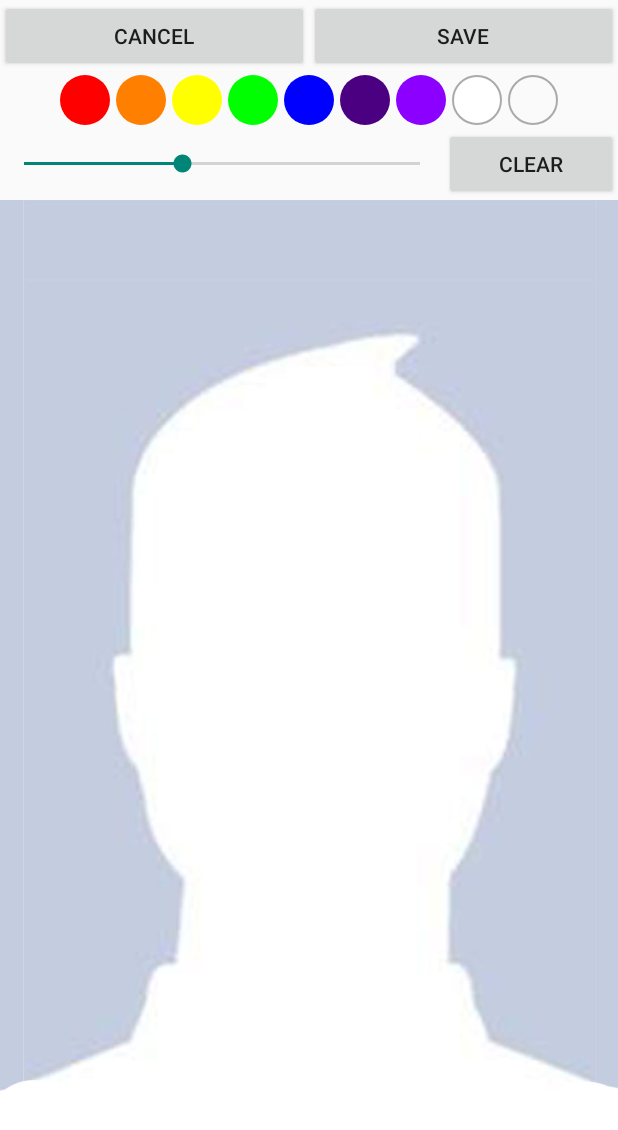
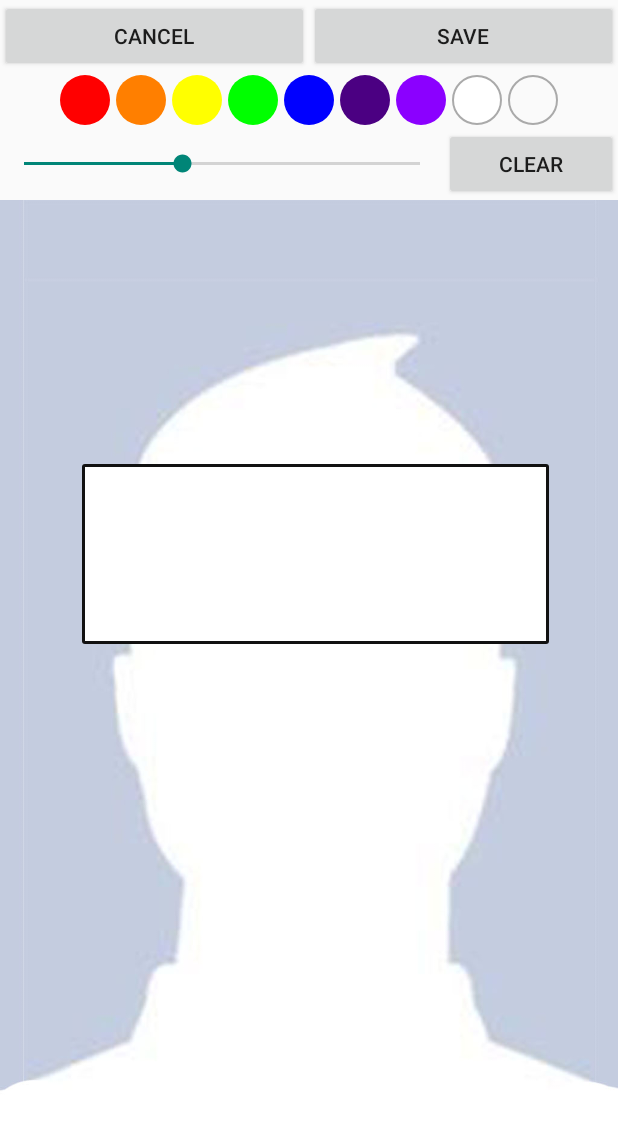
Before and after one commit to Scravlon/draw_filter, an Android app: the drwaingActivity screen opened directly, with no data from a screen before it, on a phone screen of 412 x 824 dp. Shown: the top 1130 px of the screen. Run offline under Robolectric (Android 15) with nearby library versions, the phone set to English and light mode, and no system bars.

Commit message:
Eye drawing testing added //TODO position

```diff
--- /dev/null
+++ b/app/src/main/res/drawable/border.xml
@@ -0,0 +1,6 @@
+<?xml version="1.0" encoding="utf-8"?>
+<shape xmlns:android="http://schemas.android.com/apk/res/android" android:shape="rectangle">
+    <corners android:radius="2dp"/>
+    <padding android:left="2dp" android:right="2dp" android:top="2dp" android:bottom="2dp"/>
+    <solid android:color="#111111"/>
+</shape>
--- a/app/src/main/res/layout/activity_drwaing.xml
+++ b/app/src/main/res/layout/activity_drwaing.xml
@@ -172,15 +172,24 @@
             app:layout_constraintStart_toStartOf="parent"
             app:layout_constraintTop_toTopOf="parent" />
 
-        <com.scravlon.mobilevision1.drawView
-            android:id="@+id/drawView2"
-            android:layout_width="195dp"
-            android:layout_height="65dp"
-            android:layout_marginStart="116dp"
-            android:layout_marginTop="188dp"
-            android:backgroundTint="@android:color/white"
+        <LinearLayout
+            android:layout_width="wrap_content"
+            android:layout_height="wrap_content"
+            android:layout_marginStart="8dp"
+            android:layout_marginTop="176dp"
+            android:background="@drawable/border"
+            android:orientation="vertical"
+            app:layout_constraintEnd_toEndOf="parent"
             app:layout_constraintStart_toStartOf="parent"
-            app:layout_constraintTop_toTopOf="@+id/drawView" />
+            app:layout_constraintTop_toTopOf="@+id/drawView">
+
+            <com.scravlon.mobilevision1.drawView
+                android:id="@+id/drawView2"
+                android:layout_width="307dp"
+                android:layout_height="116dp"
+                android:background="@color/colorwhite" />
+        </LinearLayout>
+
     </androidx.constraintlayout.widget.ConstraintLayout>
 
 </LinearLayout>
```
